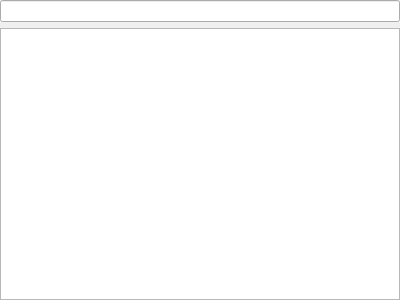
The window that src/interface/widgets/pile/pile.ui (StephaneBranly/LO21-RPN-Calculator) describes before a commit, drawn with Qt 5.
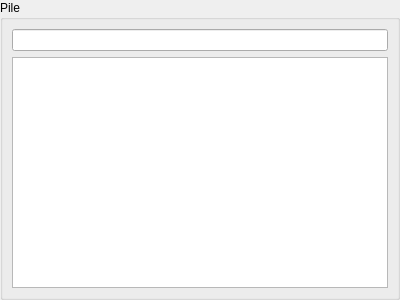
The same window after the commit.

The edit to the form file:
```diff
--- a/src/interface/widgets/pile/pile.ui
+++ b/src/interface/widgets/pile/pile.ui
@@ -29,6 +29,12 @@
    <item row="0" column="0">
     <layout class="QVBoxLayout" name="verticalLayout">
      <item>
+      <widget class="QGroupBox" name="groupBox">
+       <property name="title">
+        <string>Pile</string>
+       </property>
+       <layout class="QVBoxLayout" name="verticalLayout_2">
+        <item>
       <widget class="QLineEdit" name="Message">
        <property name="cursor">
         <cursorShape>ArrowCursor</cursorShape>
@@ -40,6 +46,9 @@
      </item>
      <item>
       <widget class="QTableWidget" name="ContentTab"/>
+        </item>
+       </layout>
+      </widget>
      </item>
     </layout>
    </item>
```
Lines whose indentation alone changed are shown as unchanged.
